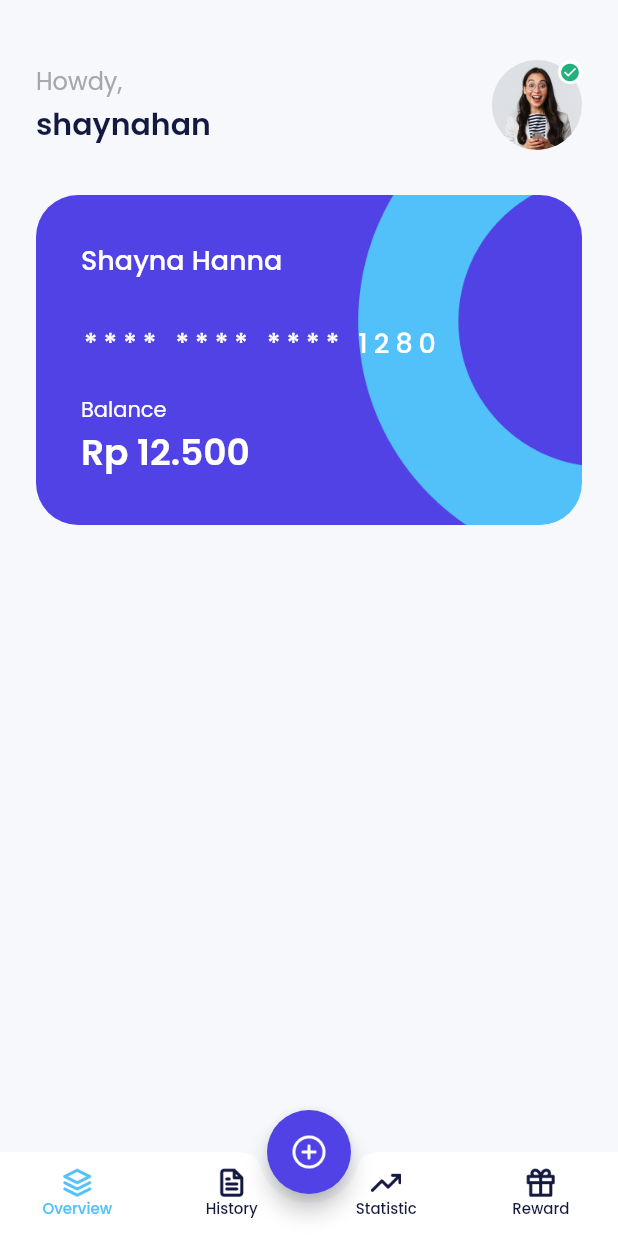
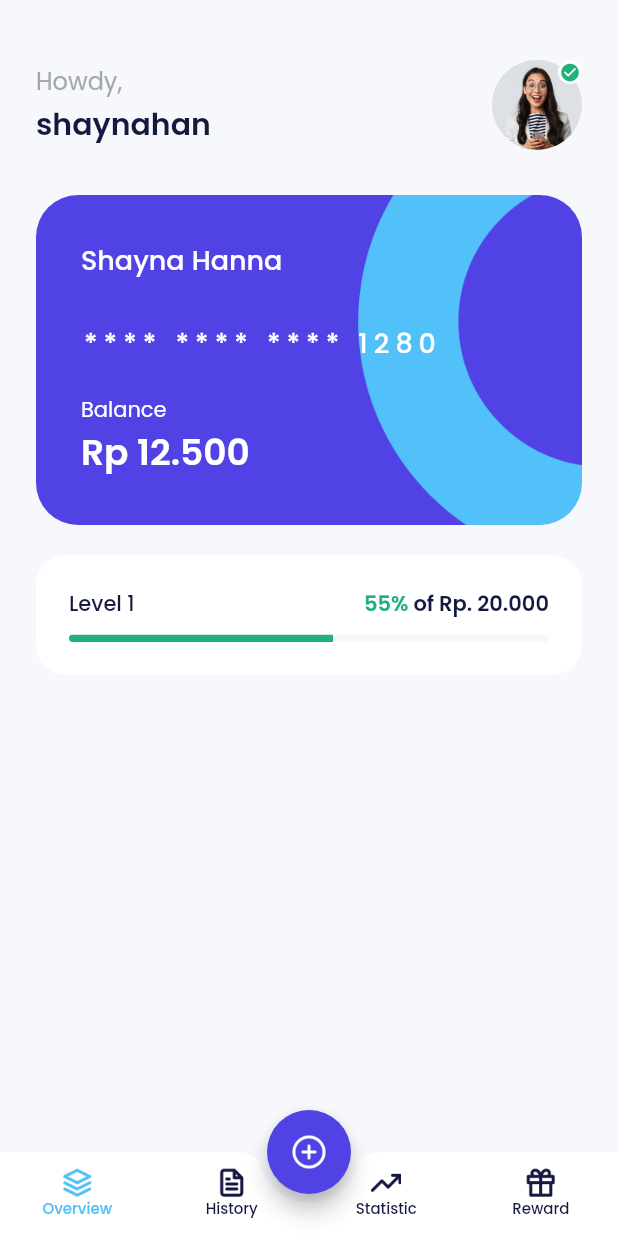
Before and after one commit to rizalfadiaalfikri/bank-sha, a Flutter app: the HomePage screen opened by its route, on a phone screen of 412 x 824 dp. Run offline on Flutter 3.47's test engine with Material 2 defaults, Android fonts, the phone set to English and light mode, and no system bars; our stand-ins replace carousel_slider, google_fonts.

Commit message:
create progres barr in home page

```diff
--- a/lib/ui/pages/home_page.dart
+++ b/lib/ui/pages/home_page.dart
@@ -80,6 +80,7 @@ class HomePage extends StatelessWidget {
         children: [
           buildProfile(),
           buildWalletCard(),
+          buildLevelCard(),
         ],
       ),
     );
@@ -208,4 +209,57 @@ class HomePage extends StatelessWidget {
       ),
     );
   }
+
+  Widget buildLevelCard() {
+    return Container(
+      margin: const EdgeInsets.only(top: 20),
+      padding: const EdgeInsets.all(22),
+      decoration: BoxDecoration(
+        borderRadius: BorderRadius.circular(20),
+        color: Colors.white,
+      ),
+      child: Column(
+        children: [
+          Row(
+            children: [
+              Text(
+                'Level 1',
+                style: blackTextStyle.copyWith(
+                  fontSize: 14,
+                  fontWeight: medium,
+                ),
+              ),
+              const Spacer(),
+              Text(
+                '55%',
+                style: greenTextStyle.copyWith(
+                  fontSize: 14,
+                  fontWeight: semiBold,
+                ),
+              ),
+              Text(
+                ' of Rp. 20.000',
+                style: blackTextStyle.copyWith(
+                  fontSize: 14,
+                  fontWeight: semiBold,
+                ),
+              )
+            ],
+          ),
+          SizedBox(
+            height: 10,
+          ),
+          ClipRRect(
+            borderRadius: BorderRadius.circular(55),
+            child: LinearProgressIndicator(
+              value: 0.55,
+              valueColor: AlwaysStoppedAnimation(greenColor),
+              backgroundColor: lightBackgroundColor,
+              minHeight: 5,
+            ),
+          ),
+        ],
+      ),
+    );
+  }
 }
```
